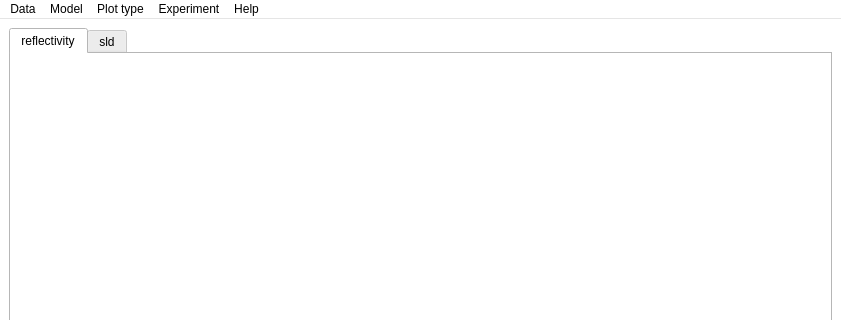
First picture: the form in trunk/qt/Motofit.ui, repository refnx/refnx, before the edit; both pictures show x 0 to 841 and y 0 to 320 of the 841 by 681 pixel window.
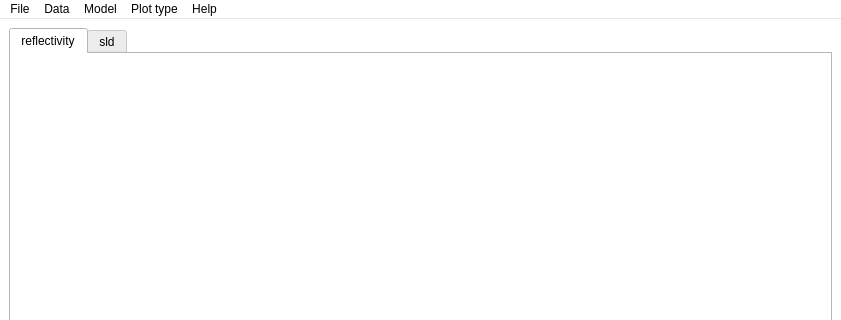
Second picture: the form after the edit. Icons and pictures are not drawn.

```diff
--- a/trunk/qt/Motofit.ui
+++ b/trunk/qt/Motofit.ui
@@ -533,17 +533,17 @@
     <addaction name="actionRQ4_vs_Q"/>
     <addaction name="actionRQ4_vs_Q_2"/>
    </widget>
-   <widget class="QMenu" name="menuExperiment">
+   <widget class="QMenu" name="menuFile">
     <property name="title">
-     <string>Experiment</string>
+     <string>File</string>
     </property>
     <addaction name="actionLoad_experiment"/>
     <addaction name="actionSave_experiment"/>
    </widget>
+   <addaction name="menuFile"/>
    <addaction name="menuData"/>
    <addaction name="menuModel"/>
    <addaction name="menuPlot_type"/>
-   <addaction name="menuExperiment"/>
    <addaction name="menuHelp"/>
   </widget>
   <widget class="QDockWidget" name="dockWidget">
```
Left out of the diff: 31 changed lines with no effect on the pictures.
